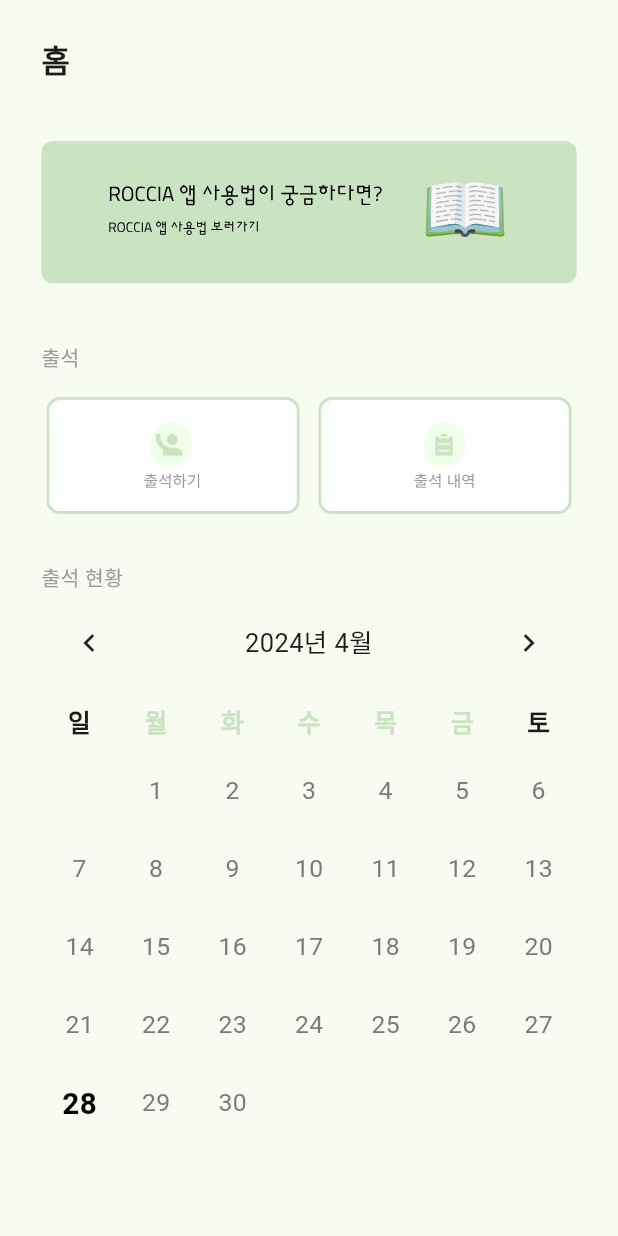
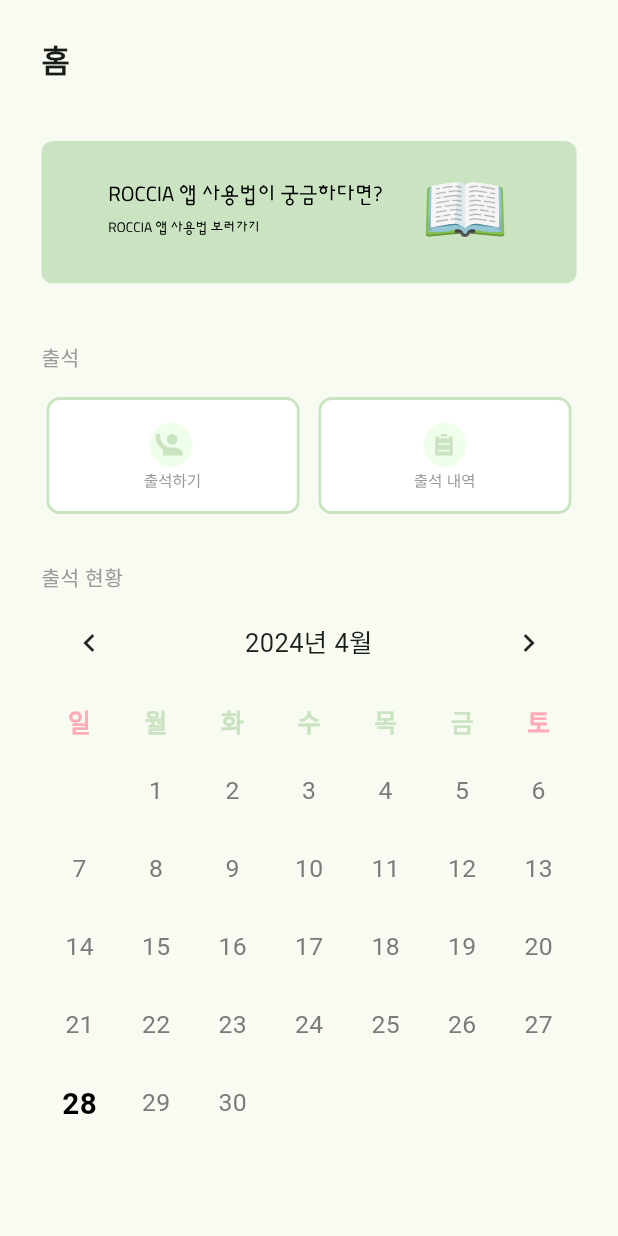
Before and after one commit to ROCCIA-901/roccia_901_client, a Flutter app: the MemberHomeScreen screen opened directly, on a phone screen of 412 x 824 dp. Run offline on Flutter 3.47's test engine with Material 3 defaults, Android fonts, the phone set to English and light mode, and no system bars; drawn by our look-alikes of table_calendar; our stand-ins replace dropdown_button2, email_validator, flutter_riverpod, flutter_secure_storage, flutter_svg, google_fonts and 3 more; missing offline and left inert: http_interceptor; accounts and stored records are empty; generated files the repository leaves out were written again.

Commit message:
feat: app color 추가

```diff
--- a/lib/constants/app_colors.dart
+++ b/lib/constants/app_colors.dart
@@ -6,4 +6,7 @@ class AppColors {
   static const Color grayLight = Color(0xFFF1F1F1);
   static const Color grayMedium = Color(0xFFE0E0E0);
   static const Color grayDark = Color(0xFF7B7B7B);
+  static const Color grayBorder = Color(0xFFD1D3D9);
+  static const Color redLight = Color(0XFFFFABB8);
+  static const Color redMedium = Color(0XFFEA7373);
 }
```
